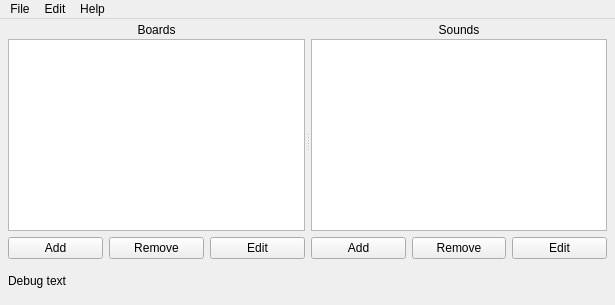
The window that mainwindow.ui (defaultsamson/Soundboard) describes before a commit, drawn with Qt 5.
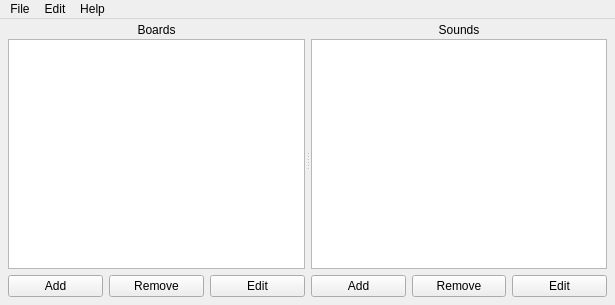
The same window after the commit.

```diff
--- a/mainwindow.ui
+++ b/mainwindow.ui
@@ -221,13 +221,6 @@
       </widget>
      </widget>
     </item>
-    <item>
-     <widget class="QLabel" name="label_3">
-      <property name="text">
-       <string>Debug text</string>
-      </property>
-     </widget>
-    </item>
    </layout>
   </widget>
   <widget class="QMenuBar" name="menuBar">
```
